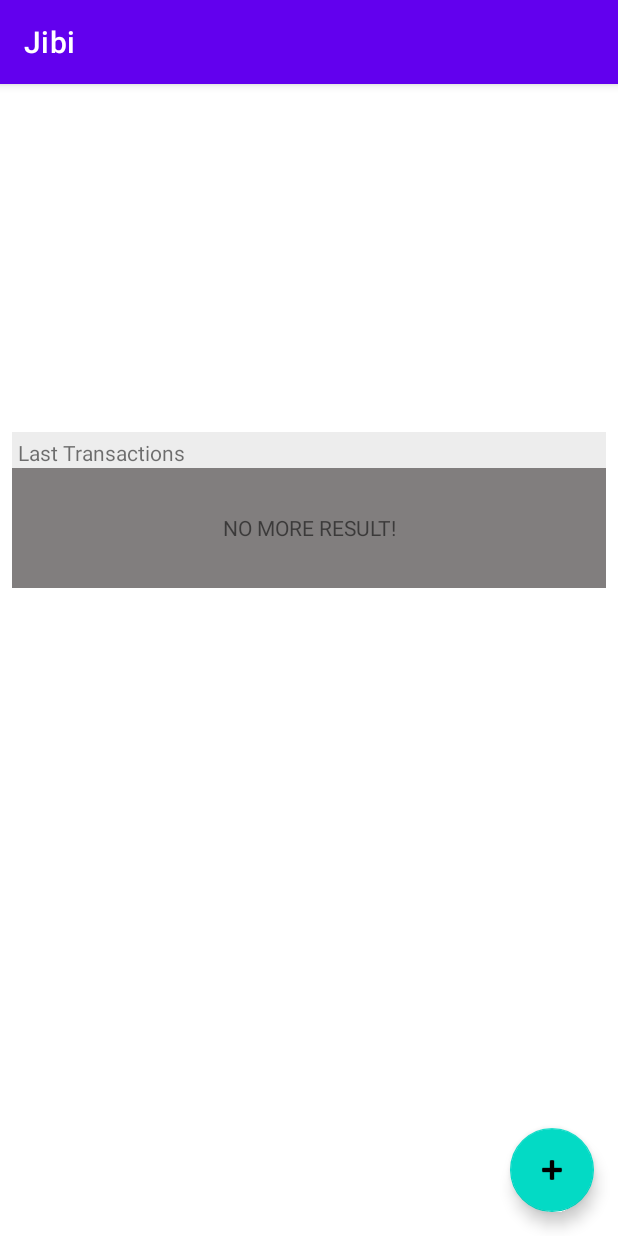
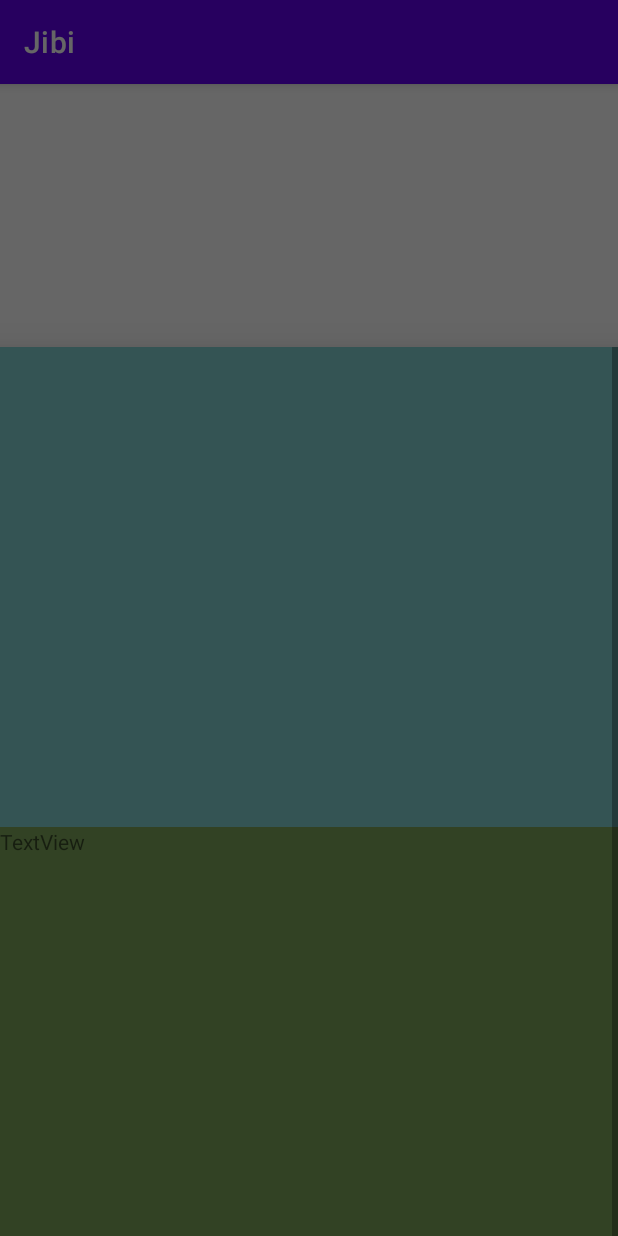
Before and after one commit to mahdi-hosseinnion/Jibam, an Android app: the screen it shows after launch (MainActivity), after a tap on "Create New Transaction", on a phone screen of 412 x 824 dp. Run offline under Robolectric (Android 15) with nearby library versions, the phone set to English and light mode, and no system bars; our stand-ins replace Dagger/Hilt's generated code, Room's generated code; pictures from the network do not load.

Commit message:
create an basic bottom sheet

```diff
--- /dev/null
+++ b/app/src/main/java/com/example/jibi/ui/main/transaction/CreateNewTransBottomSheet.kt
@@ -0,0 +1,19 @@
+package com.example.jibi.ui.main.transaction
+
+import android.os.Bundle
+import android.view.LayoutInflater
+import android.view.View
+import android.view.ViewGroup
+import com.example.jibi.R
+import com.google.android.material.bottomsheet.BottomSheetDialogFragment
+
+class CreateNewTransBottomSheet : BottomSheetDialogFragment() {
+    override fun onCreateView(
+        inflater: LayoutInflater,
+        container: ViewGroup?,
+        savedInstanceState: Bundle?
+    ): View? = inflater.inflate(R.layout.bottom_sheet_create_new_trans, container, false)
+    companion object {
+        const val TAG = "ModalBottomSheet"
+    }
+}
--- a/app/src/main/java/com/example/jibi/ui/main/transaction/TransactionFragment.kt
+++ b/app/src/main/java/com/example/jibi/ui/main/transaction/TransactionFragment.kt
@@ -10,7 +10,9 @@ import androidx.recyclerview.widget.LinearLayoutManager
 import com.example.jibi.R
 import com.example.jibi.di.main.MainScope
 import com.example.jibi.models.Record
+import com.example.jibi.ui.main.MainActivity
 import com.google.android.material.snackbar.Snackbar
+import kotlinx.android.synthetic.main.activity_main.*
 import kotlinx.android.synthetic.main.fragment_transaction.*
 import kotlinx.coroutines.ExperimentalCoroutinesApi
 import javax.inject.Inject
@@ -26,6 +28,7 @@ constructor(
     viewModelFactory
 ), TransactionListAdapter.Interaction {
     private lateinit var recyclerAdapter: TransactionListAdapter
+    val modalBottomSheet = CreateNewTransBottomSheet()
 
     override fun onViewCreated(view: View, savedInstanceState: Bundle?) {
         super.onViewCreated(view, savedInstanceState)
@@ -35,7 +38,13 @@ constructor(
         initRecyclerView()
         subscribeObservers()
         fab.setOnClickListener { view ->
-            //write the onClick
+            showBottomSheet()
+        }
+    }
+
+    private fun showBottomSheet() {
+        activity?.let {
+            modalBottomSheet.show(it.supportFragmentManager, CreateNewTransBottomSheet.TAG)
         }
     }
 
--- /dev/null
+++ b/app/src/main/res/layout/bottom_sheet_create_new_trans.xml
@@ -0,0 +1,49 @@
+<?xml version="1.0" encoding="utf-8"?>
+<ScrollView xmlns:android="http://schemas.android.com/apk/res/android"
+    xmlns:app="http://schemas.android.com/apk/res-auto"
+    xmlns:tools="http://schemas.android.com/tools"
+    android:layout_width="match_parent"
+    android:layout_height="wrap_content"
+    android:background="#07F4E1"
+    android:fillViewport="true"
+    android:paddingBottom="40dip"
+    app:layout_constraintEnd_toEndOf="parent"
+    app:layout_constraintStart_toStartOf="parent"
+    app:layout_constraintTop_toBottomOf="@+id/constraintLayout2">
+
+    <androidx.constraintlayout.widget.ConstraintLayout
+        android:layout_width="match_parent"
+        android:layout_height="wrap_content">
+
+
+        <TextView
+            android:id="@+id/textView"
+            android:layout_width="match_parent"
+            android:layout_height="320dp"
+            android:text="TextView"
+            android:background="#324224"
+            app:layout_constraintEnd_toEndOf="parent"
+            app:layout_constraintHorizontal_bias="0.368"
+            app:layout_constraintStart_toStartOf="parent"
+            app:layout_constraintTop_toBottomOf="@+id/textView2" />
+
+        <TextView
+            android:layout_width="match_parent"
+            android:layout_height="320dp"
+            android:text="TextView"
+            android:background="#234297"
+            app:layout_constraintEnd_toEndOf="parent"
+            app:layout_constraintHorizontal_bias="0.501"
+            app:layout_constraintStart_toStartOf="parent"
+            app:layout_constraintTop_toBottomOf="@+id/textView" />
+
+        <TextView
+            android:id="@+id/textView2"
+            android:layout_width="match_parent"
+            android:layout_height="320dp"
+            android:background="#345454"
+            app:layout_constraintEnd_toEndOf="parent"
+            app:layout_constraintStart_toStartOf="parent" />
+
+    </androidx.constraintlayout.widget.ConstraintLayout>
+</ScrollView>
--- a/app/src/main/res/layout/fragment_transaction.xml
+++ b/app/src/main/res/layout/fragment_transaction.xml
@@ -1,5 +1,5 @@
 <?xml version="1.0" encoding="utf-8"?>
-<FrameLayout xmlns:android="http://schemas.android.com/apk/res/android"
+<androidx.coordinatorlayout.widget.CoordinatorLayout xmlns:android="http://schemas.android.com/apk/res/android"
     xmlns:tools="http://schemas.android.com/tools"
     android:layout_width="match_parent"
     android:layout_height="match_parent"
@@ -58,6 +58,7 @@
         android:layout_height="64dp"
         android:layout_gravity="center|top"
         android:layout_marginTop="32dp"
+        android:background="@color/white"
         android:visibility="invisible"/>
 
     <com.google.android.material.floatingactionbutton.FloatingActionButton
@@ -70,4 +71,4 @@
         android:src="@android:drawable/ic_input_add" />
 
 
-</FrameLayout>
+</androidx.coordinatorlayout.widget.CoordinatorLayout>
```
